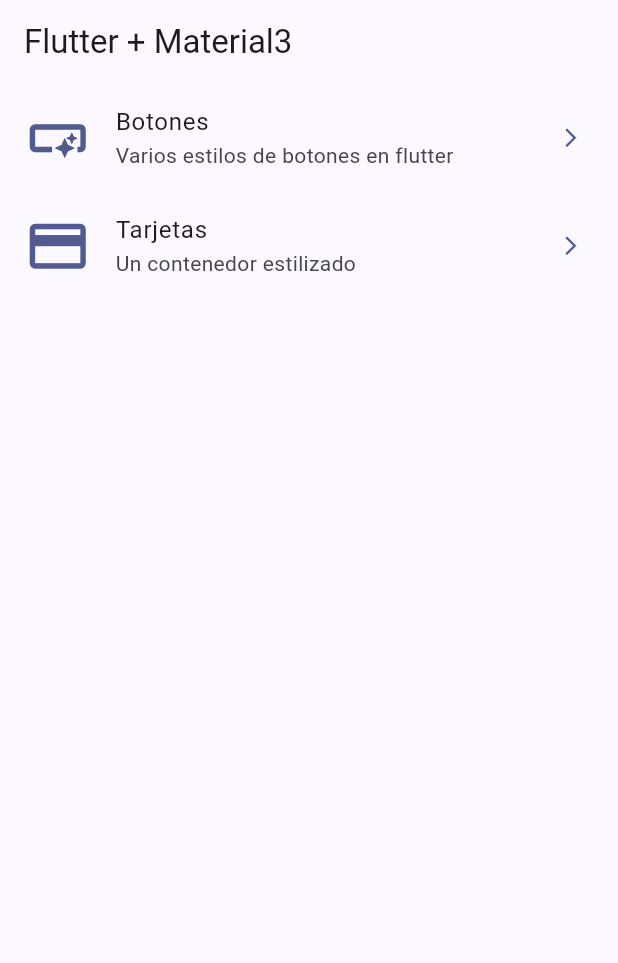
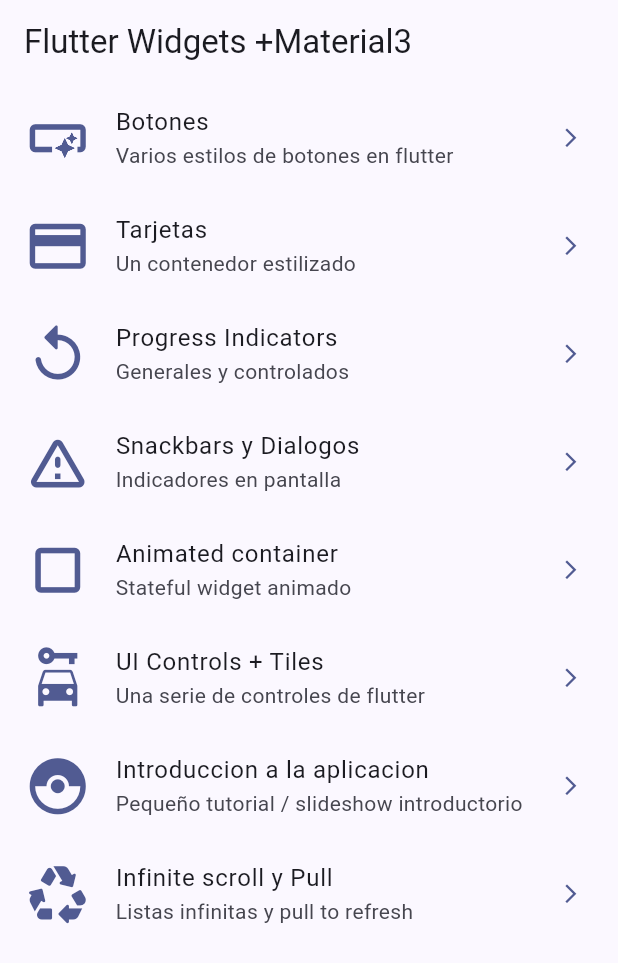
Before and after one commit to manuels-bts/Flutter-Index, a Flutter app: the screen it shows after launch, on a phone screen of 412 x 824 dp. Shown: the top 963 px of the screen. Run offline on Flutter 3.47's test engine with Material 3 defaults, Android fonts, the phone set to English and light mode, and no system bars; our stand-ins replace animate_do, dio, go_router, video_player.

Commit message:
Widget app controls, progress, snacksbar, cards

```diff
--- a/widgets_app/lib/config/menu/menu_items.dart
+++ b/widgets_app/lib/config/menu/menu_items.dart
@@ -14,7 +14,44 @@ class MenuItem {
 }
 
 const appMenuItems = <MenuItem>[
-  MenuItem(title: 'Botones', subtitle: 'Varios estilos de botones en flutter', link: '/buttons', icon: Icons.smart_button_outlined),
- MenuItem(title: 'Tarjetas', subtitle: 'Un contenedor estilizado', link: '/cards', icon: Icons.credit_card),
-
+  MenuItem(
+      title: 'Botones',
+      subtitle: 'Varios estilos de botones en flutter',
+      link: '/buttons',
+      icon: Icons.smart_button_outlined),
+  MenuItem(
+      title: 'Tarjetas',
+      subtitle: 'Un contenedor estilizado',
+      link: '/cards',
+      icon: Icons.credit_card),
+  MenuItem(
+      title: 'Progress Indicators',
+      subtitle: 'Generales y controlados',
+      link: '/progress',
+      icon: Icons.replay_rounded),
+  MenuItem(
+      title: 'Snackbars y Dialogos',
+      subtitle: 'Indicadores en pantalla',
+      link: '/snackbars',
+      icon: Icons.warning_amber_rounded),
+  MenuItem(
+      title: 'Animated container',
+      subtitle: 'Stateful widget animado',
+      link: '/animated',
+      icon: Icons.crop_square),
+  MenuItem(
+      title: 'UI Controls + Tiles',
+      subtitle: 'Una serie de controles de flutter',
+      link: '/controls',
+      icon: Icons.car_rental),
+  MenuItem(
+      title: 'Introduccion a la aplicacion',
+      subtitle: 'Pequeño tutorial / slideshow introductorio',
+      link: '/tutorial',
+      icon: Icons.catching_pokemon_outlined),
+  MenuItem(
+      title: 'Infinite scroll y Pull',
+      subtitle: 'Listas infinitas y pull to refresh',
+      link: '/infinite',
+      icon: Icons.recycling_rounded),
 ];
--- a/widgets_app/lib/config/router/app_router.dart
+++ b/widgets_app/lib/config/router/app_router.dart
@@ -22,5 +22,41 @@ final appRouter = GoRouter(
       name: CardsScreen.name,
       builder: (context, state) => const CardsScreen(),
     ),
+
+     GoRoute(
+      path: '/animated',
+      name: AnimatedScreen.name,
+      builder: (context, state) => const AnimatedScreen(),
+    ),
+
+     GoRoute(
+      path: '/tutorial',
+      name: AppTutorialScreen.name,
+      builder: (context, state) => const AppTutorialScreen(),
+    ),
+
+     GoRoute(
+      path: '/infinite',
+      name: InfiniteScrollScreen.name,
+      builder: (context, state) => const InfiniteScrollScreen(),
+    ),
+
+     GoRoute(
+      path: '/progress',
+      name: ProgressScreen.name,
+      builder: (context, state) => const ProgressScreen(),
+    ),
+
+     GoRoute(
+      path: '/snackbars',
+      name: SnackbarScreen.name,
+      builder: (context, state) => const SnackbarScreen(),
+    ),
+
+     GoRoute(
+      path: '/controls',
+      name: UiControlsScreen.name,
+      builder: (context, state) => const UiControlsScreen(),
+    ),
   ],
 );
--- a/widgets_app/lib/main.dart
+++ b/widgets_app/lib/main.dart
@@ -12,6 +12,7 @@ class MainApp extends StatelessWidget {
   @override
   Widget build(BuildContext context) {
     return MaterialApp.router(
+      title: 'Flutter Widgets',
       routerConfig: appRouter,
       debugShowCheckedModeBanner: false,
       theme: AppTheme(selectedColor: 8).getTheme(),
--- /dev/null
+++ b/widgets_app/lib/presentation/screens/app_tutorial/app_tutorial_screen.dart
@@ -0,0 +1,16 @@
+import 'package:flutter/material.dart';
+
+class AppTutorialScreen extends StatelessWidget {
+  static const name = 'tutorial_screen';
+  const AppTutorialScreen({super.key});
+
+  @override
+  Widget build(BuildContext context) {
+    return Scaffold(
+      appBar: AppBar(
+        title: const Text('Tutorial Screen'),
+      ),
+      body: const Placeholder(),
+    );
+  }
+}
--- a/widgets_app/lib/presentation/screens/buttons/buttons_screen.dart
+++ b/widgets_app/lib/presentation/screens/buttons/buttons_screen.dart
@@ -9,7 +9,7 @@ class ButtonsScreen extends StatelessWidget {
   @override
   Widget build(BuildContext context) {
     return Scaffold(
-      appBar: AppBar(title: const Text('Buttons Screen')),
+      appBar: AppBar(title: const Text('Button Styles')),
       body: const _ButtonsView(),
       floatingActionButton: FloatingActionButton(
           child: const Icon(Icons.arrow_back),
--- a/widgets_app/lib/presentation/screens/home/home_screen.dart
+++ b/widgets_app/lib/presentation/screens/home/home_screen.dart
@@ -11,7 +11,7 @@ class HomeScreen extends StatelessWidget {
   Widget build(BuildContext context) {
     return Scaffold(
       appBar: AppBar(
-        title: const Text('Flutter + Material3'),
+        title: const Text('Flutter Widgets +Material3'),
       ),
       body: const _HomeView(),
     );
@@ -62,7 +62,7 @@ class _CustomListTile extends StatelessWidget {
 
         // Navegar a otra pantalla - GoRouter (el favorito)
         context.push(item.link);
-        //context.pushNamed(CardsScreen.name);
+        // context.pushNamed(CardsScreen.name);
       },
     );
   }
--- /dev/null
+++ b/widgets_app/lib/presentation/screens/infinite_scroll/infinite_scroll_screen.dart
@@ -0,0 +1,17 @@
+import 'package:flutter/material.dart';
+
+class InfiniteScrollScreen extends StatelessWidget {
+  static const name = 'infinite_scroll_screen';
+  const InfiniteScrollScreen({super.key});
+
+
+   @override
+  Widget build(BuildContext context) {
+    return Scaffold(
+      appBar: AppBar(
+        title: const Text('Infinite Scroll Screen'),
+      ),
+      body: const Placeholder(),
+    );
+  }
+}
--- a/widgets_app/lib/presentation/screens/screens.dart
+++ b/widgets_app/lib/presentation/screens/screens.dart
@@ -2,3 +2,9 @@
 export 'package:widgets_app/presentation/screens/buttons/buttons_screen.dart';
 export 'package:widgets_app/presentation/screens/cards/cards_screen.dart';
 export 'package:widgets_app/presentation/screens/home/home_screen.dart';
+export 'package:widgets_app/presentation/screens/animated/animated_screen.dart';
+export 'package:widgets_app/presentation/screens/app_tutorial/app_tutorial_screen.dart';
+export 'package:widgets_app/presentation/screens/infinite_scroll/infinite_scroll_screen.dart';
+export 'package:widgets_app/presentation/screens/progress/progress_screen.dart';
+export 'package:widgets_app/presentation/screens/snackbar/snackbar_screen.dart';
+export 'package:widgets_app/presentation/screens/ui_controls/ui_controls_screen.dart';
```
Also changed, not shown: widgets_app/lib/presentation/screens/animated/animated_screen.dart (added, +51 -0 lines), widgets_app/lib/presentation/screens/cards/cards_screen.dart (+97 -3 lines), widgets_app/lib/presentation/screens/progress/progress_screen.dart (added, +81 -0 lines), widgets_app/lib/presentation/screens/snackbar/snackbar_screen.dart (added, +71 -0 lines), widgets_app/lib/presentation/screens/ui_controls/ui_controls_screen.dart (added, +117 -0 lines), 3 other files.
